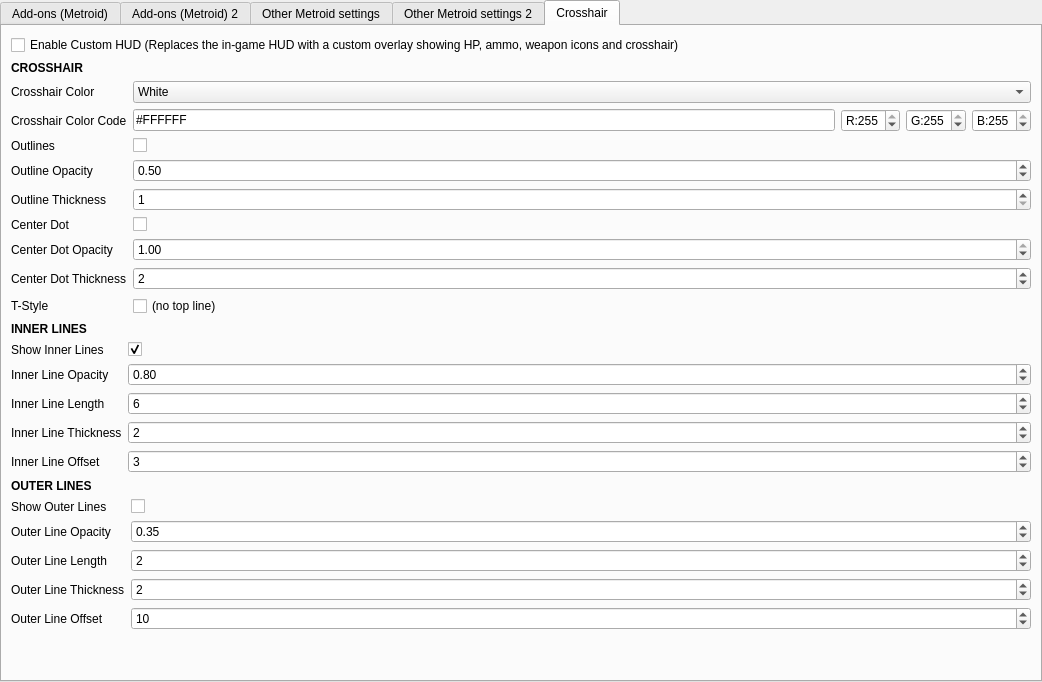
Above: src/frontend/qt_sdl/InputConfig/MelonPrimeInputConfig.ui from ag-advania/melonPrimeDS before the change. Below: the same form after it.
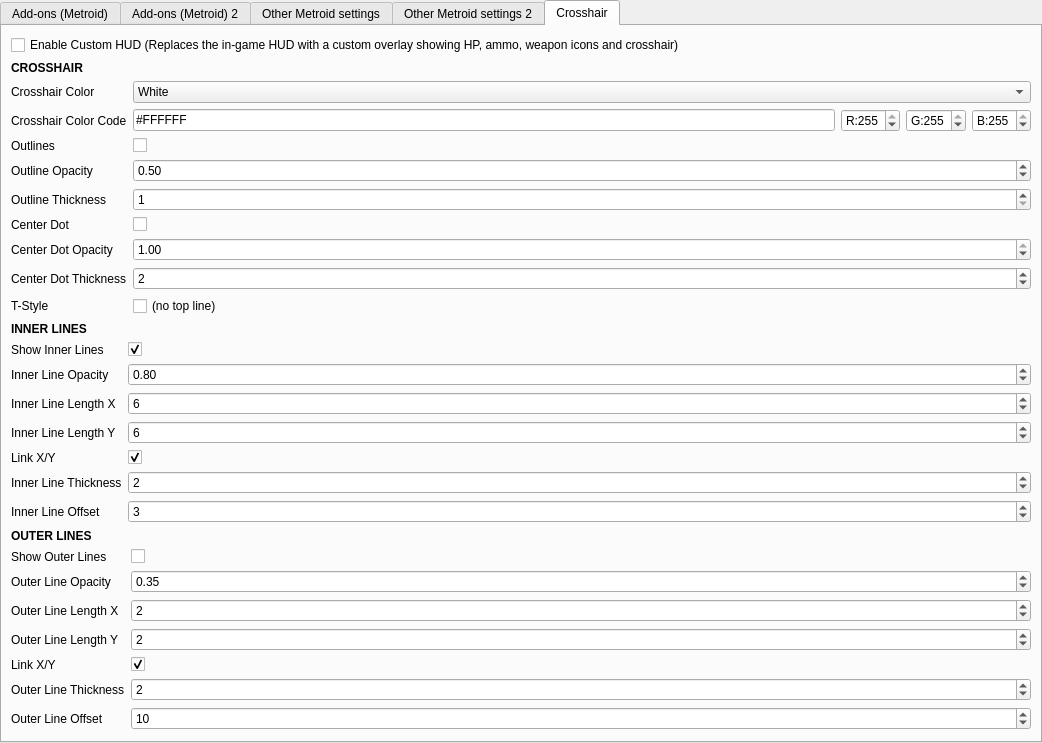
That is the form after the change. The open tabs and pages were chosen to show the change.

What changed in the file:
```diff
--- a/src/frontend/qt_sdl/InputConfig/MelonPrimeInputConfig.ui
+++ b/src/frontend/qt_sdl/InputConfig/MelonPrimeInputConfig.ui
@@ -699,14 +699,20 @@
 									<item row="1" column="0"><widget class="QLabel"><property name="text"><string>Inner Line Opacity</string></property></widget></item>
 									<item row="1" column="1"><widget class="QDoubleSpinBox" name="spinMetroidCrosshairInnerOpacity"><property name="minimum"><double>0.0</double></property><property name="maximum"><double>1.0</double></property><property name="singleStep"><double>0.05</double></property><property name="value"><double>0.8</double></property><property name="decimals"><number>2</number></property></widget></item>
 
-									<item row="2" column="0"><widget class="QLabel"><property name="text"><string>Inner Line Length</string></property></widget></item>
-									<item row="2" column="1"><widget class="QSpinBox" name="spinMetroidCrosshairInnerLength"><property name="minimum"><number>0</number></property><property name="maximum"><number>20</number></property><property name="value"><number>6</number></property></widget></item>
+									<item row="2" column="0"><widget class="QLabel"><property name="text"><string>Inner Line Length X</string></property></widget></item>
+									<item row="2" column="1"><widget class="QSpinBox" name="spinMetroidCrosshairInnerLengthX"><property name="minimum"><number>0</number></property><property name="maximum"><number>20</number></property><property name="value"><number>6</number></property></widget></item>
 
-									<item row="3" column="0"><widget class="QLabel"><property name="text"><string>Inner Line Thickness</string></property></widget></item>
-									<item row="3" column="1"><widget class="QSpinBox" name="spinMetroidCrosshairInnerThickness"><property name="minimum"><number>1</number></property><property name="maximum"><number>10</number></property><property name="value"><number>2</number></property></widget></item>
+									<item row="3" column="0"><widget class="QLabel"><property name="text"><string>Inner Line Length Y</string></property></widget></item>
+									<item row="3" column="1"><widget class="QSpinBox" name="spinMetroidCrosshairInnerLengthY"><property name="minimum"><number>0</number></property><property name="maximum"><number>20</number></property><property name="value"><number>6</number></property></widget></item>
 
-									<item row="4" column="0"><widget class="QLabel"><property name="text"><string>Inner Line Offset</string></property></widget></item>
-									<item row="4" column="1"><widget class="QSpinBox" name="spinMetroidCrosshairInnerOffset"><property name="minimum"><number>0</number></property><property name="maximum"><number>20</number></property><property name="value"><number>3</number></property></widget></item>
+									<item row="4" column="0"><widget class="QLabel"><property name="text"><string>Link X/Y</string></property></widget></item>
+									<item row="4" column="1"><widget class="QCheckBox" name="cbMetroidCrosshairInnerLinkXY"><property name="text"><string></string></property><property name="checked"><bool>true</bool></property></widget></item>
+
+									<item row="5" column="0"><widget class="QLabel"><property name="text"><string>Inner Line Thickness</string></property></widget></item>
+									<item row="5" column="1"><widget class="QSpinBox" name="spinMetroidCrosshairInnerThickness"><property name="minimum"><number>1</number></property><property name="maximum"><number>10</number></property><property name="value"><number>2</number></property></widget></item>
+
+									<item row="6" column="0"><widget class="QLabel"><property name="text"><string>Inner Line Offset</string></property></widget></item>
+									<item row="6" column="1"><widget class="QSpinBox" name="spinMetroidCrosshairInnerOffset"><property name="minimum"><number>0</number></property><property name="maximum"><number>20</number></property><property name="value"><number>3</number></property></widget></item>
 
 								</layout>
 							</item>
@@ -727,14 +733,20 @@
 									<item row="1" column="0"><widget class="QLabel"><property name="text"><string>Outer Line Opacity</string></property></widget></item>
 									<item row="1" column="1"><widget class="QDoubleSpinBox" name="spinMetroidCrosshairOuterOpacity"><property name="minimum"><double>0.0</double></property><property name="maximum"><double>1.0</double></property><property name="singleStep"><double>0.05</double></property><property name="value"><double>0.35</double></property><property name="decimals"><number>2</number></property></widget></item>
 
-									<item row="2" column="0"><widget class="QLabel"><property name="text"><string>Outer Line Length</string></property></widget></item>
-									<item row="2" column="1"><widget class="QSpinBox" name="spinMetroidCrosshairOuterLength"><property name="minimum"><number>0</number></property><property name="maximum"><number>10</number></property><property name="value"><number>2</number></property></widget></item>
+									<item row="2" column="0"><widget class="QLabel"><property name="text"><string>Outer Line Length X</string></property></widget></item>
+									<item row="2" column="1"><widget class="QSpinBox" name="spinMetroidCrosshairOuterLengthX"><property name="minimum"><number>0</number></property><property name="maximum"><number>10</number></property><property name="value"><number>2</number></property></widget></item>
 
-									<item row="3" column="0"><widget class="QLabel"><property name="text"><string>Outer Line Thickness</string></property></widget></item>
-									<item row="3" column="1"><widget class="QSpinBox" name="spinMetroidCrosshairOuterThickness"><property name="minimum"><number>1</number></property><property name="maximum"><number>10</number></property><property name="value"><number>2</number></property></widget></item>
+									<item row="3" column="0"><widget class="QLabel"><property name="text"><string>Outer Line Length Y</string></property></widget></item>
+									<item row="3" column="1"><widget class="QSpinBox" name="spinMetroidCrosshairOuterLengthY"><property name="minimum"><number>0</number></property><property name="maximum"><number>10</number></property><property name="value"><number>2</number></property></widget></item>
 
-									<item row="4" column="0"><widget class="QLabel"><property name="text"><string>Outer Line Offset</string></property></widget></item>
-									<item row="4" column="1"><widget class="QSpinBox" name="spinMetroidCrosshairOuterOffset"><property name="minimum"><number>0</number></property><property name="maximum"><number>40</number></property><property name="value"><number>10</number></property></widget></item>
+									<item row="4" column="0"><widget class="QLabel"><property name="text"><string>Link X/Y</string></property></widget></item>
+									<item row="4" column="1"><widget class="QCheckBox" name="cbMetroidCrosshairOuterLinkXY"><property name="text"><string></string></property><property name="checked"><bool>true</bool></property></widget></item>
+
+									<item row="5" column="0"><widget class="QLabel"><property name="text"><string>Outer Line Thickness</string></property></widget></item>
+									<item row="5" column="1"><widget class="QSpinBox" name="spinMetroidCrosshairOuterThickness"><property name="minimum"><number>1</number></property><property name="maximum"><number>10</number></property><property name="value"><number>2</number></property></widget></item>
+
+									<item row="6" column="0"><widget class="QLabel"><property name="text"><string>Outer Line Offset</string></property></widget></item>
+									<item row="6" column="1"><widget class="QSpinBox" name="spinMetroidCrosshairOuterOffset"><property name="minimum"><number>0</number></property><property name="maximum"><number>40</number></property><property name="value"><number>10</number></property></widget></item>
 
 								</layout>
 							</item>
```
